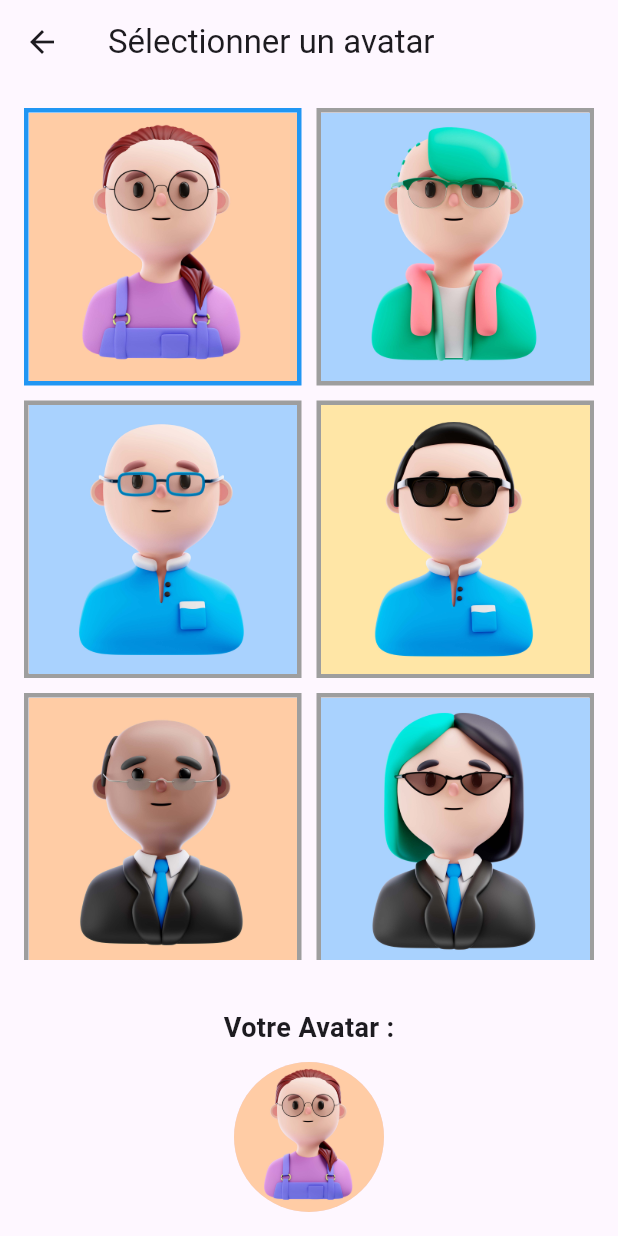
After one commit to Skill-Guru/Mobile_skill-guru, a Flutter app: the screen it shows after launch, after a tap on "Avatar", on a phone screen of 412 x 824 dp. The commit adds this screen. Run offline on Flutter 3.47's test engine with Material 3 defaults, Android fonts, the phone set to English and light mode, and no system bars.

Commit message:
Selection d'avatar avec prévisualisation

```diff
--- /dev/null
+++ b/lib/screens/avatar/avatar_selection.dart
@@ -0,0 +1,89 @@
+import 'package:flutter/material.dart';
+
+class AvatarSelectionScreen extends StatefulWidget {
+  @override
+  _AvatarSelectionScreenState createState() => _AvatarSelectionScreenState();
+}
+
+class _AvatarSelectionScreenState extends State<AvatarSelectionScreen> {
+  String selectedAvatar = 'assets/images/1.jpg'; // Avatar par défaut
+
+  // Liste des avatars disponibles
+  List<String> avatarList = [
+    'assets/images/1.jpg',
+    'assets/images/2.jpg',
+    'assets/images/3.jpg',
+    'assets/images/4.jpg',
+    'assets/images/5.jpg',
+    'assets/images/6.jpg',
+    'assets/images/7.jpg',
+    'assets/images/8.jpg',
+    'assets/images/9.jpg',
+  ];
+
+  @override
+  Widget build(BuildContext context) {
+    return Scaffold(
+      appBar: AppBar(
+        title: Text('Sélectionner un avatar'),
+      ),
+      body: Column(
+        mainAxisAlignment: MainAxisAlignment.spaceBetween,
+        children: [
+          // Liste d'avatars à sélectionner
+          Expanded(
+            child: Padding(
+              padding: const EdgeInsets.all(16.0),
+              child: GridView.builder(
+                gridDelegate: SliverGridDelegateWithFixedCrossAxisCount(
+                  crossAxisCount: 2,
+                  crossAxisSpacing: 10,
+                  mainAxisSpacing: 10,
+                ),
+                itemCount: avatarList.length,
+                itemBuilder: (context, index) {
+                  return GestureDetector(
+                    onTap: () {
+                      setState(() {
+                        selectedAvatar = avatarList[index]; // Mettre à jour l'avatar sélectionné
+                      });
+                    },
+                    child: Container(
+                      decoration: BoxDecoration(
+                        border: Border.all(
+                          color: selectedAvatar == avatarList[index]
+                              ? Colors.blue // Si cet avatar est sélectionné, la bordure est bleue
+                              : Colors.grey, // Sinon, elle est grise
+                          width: 3,
+                        ),
+                      ),
+                      child: Image.asset(avatarList[index]), // Affichage de l'avatar
+                    ),
+                  );
+                },
+              ),
+            ),
+          ),
+
+          // Avatar sélectionné affiché en bas de l'écran
+          Padding(
+            padding: const EdgeInsets.all(16.0),
+            child: Column(
+              children: [
+                Text(
+                  'Votre Avatar :',
+                  style: TextStyle(fontSize: 18, fontWeight: FontWeight.bold),
+                ),
+                SizedBox(height: 10),
+                CircleAvatar(
+                  radius: 50,
+                  backgroundImage: AssetImage(selectedAvatar), // Affichage de l'avatar sélectionné
+                ),
+              ],
+            ),
+          ),
+        ],
+      ),
+    );
+  }
+}
--- a/lib/screens/home_screen.dart
+++ b/lib/screens/home_screen.dart
@@ -1,4 +1,5 @@
 import 'package:flutter/material.dart';
+import 'package:skill_guru/screens/avatar/avatar_selection.dart';
 
 class HomeScreen extends StatelessWidget {
   @override
@@ -22,6 +23,16 @@ class HomeScreen extends StatelessWidget {
               },
               child: Text('Get Started'),
             ),
+            SizedBox(height: 20),
+            ElevatedButton(
+              onPressed: () {
+                Navigator.push(
+                context,
+                MaterialPageRoute(builder: (context) => AvatarSelectionScreen()),
+            );
+              },
+              child: Text('Avatar'),
+            ),
           ],
         ),
       ),
```
Also changed, not shown: pubspec.yaml (+9 -1 lines), assets/images/1.jpg (added), assets/images/2.jpg (added), assets/images/3.jpg (added), assets/images/4.jpg (added), assets/images/5.jpg (added), assets/images/6.jpg (added), assets/images/7.jpg (added), assets/images/8.jpg (added), assets/images/9.jpg (added).
